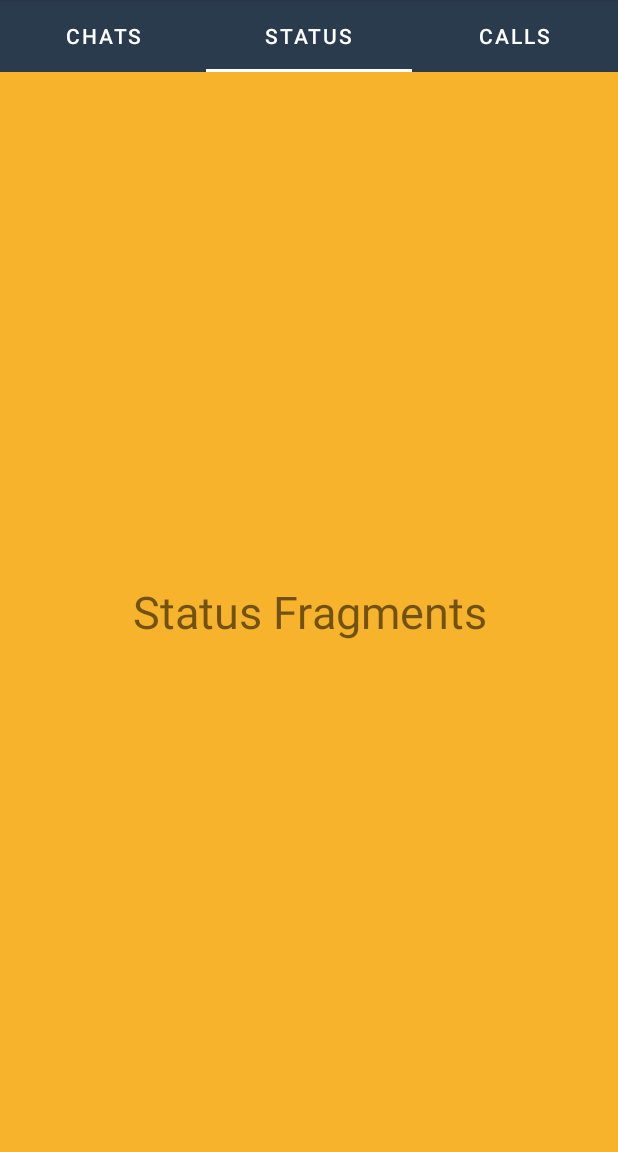
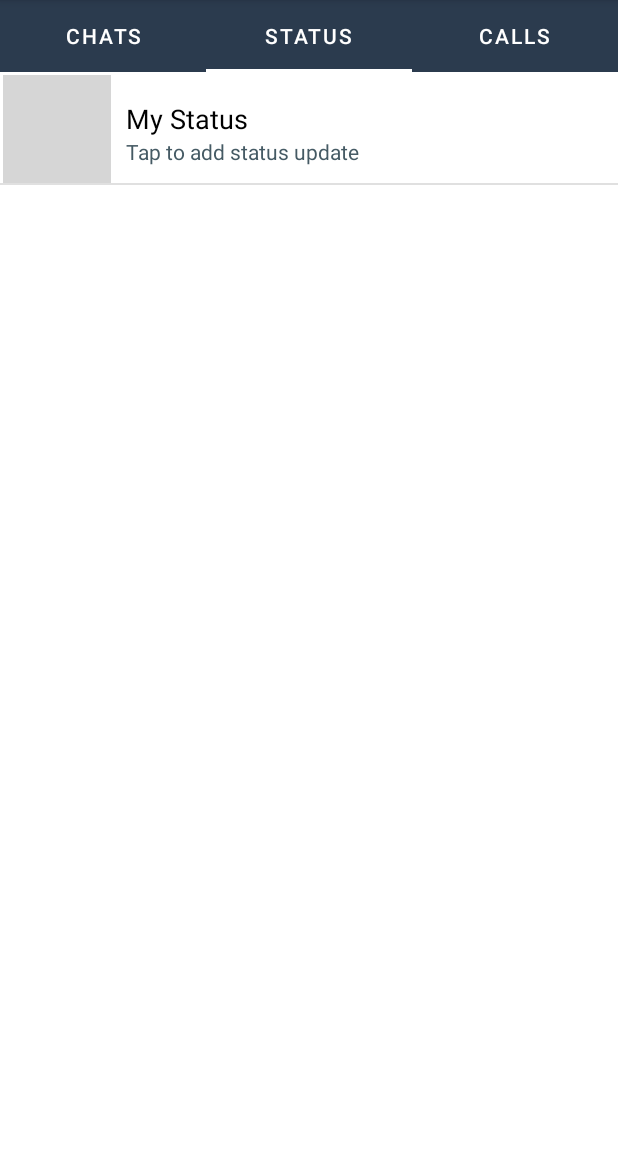
Before and after one commit to Riaz-404/Kotha-Barta-App, an Android app: the screen it shows after launch once a user with an empty profile is signed in (MainActivity), tab 2 chosen, on a phone screen of 412 x 824 dp, the part 84-1236 px from its top. Run offline under Robolectric (Android 15) with nearby library versions, the phone set to English and light mode, and no system bars; our stand-ins replace CircleImageView, Firebase (no records; nobody signed in at launch, a user with empty details on screens opened directly); grey boxes are pictures that could not be loaded.

Commit message:
fully functioned chat feature

```diff
--- a/app/src/main/java/com/kuet/kothabarta/ChatActivity.java
+++ b/app/src/main/java/com/kuet/kothabarta/ChatActivity.java
@@ -118,13 +118,11 @@ public class ChatActivity extends AppCompatActivity {
                     @Override
                     public void onSuccess(Void unused) {
                         database.getReference().child("Chats").child(receiverRoom).push().setValue(model);
-                        User user = new User();
-                        user.setLastMessage(message);
-                        Map<String, Object> lastMessage = user.toMap();
-                        database.getReference().child("Users").child(senderId).updateChildren(lastMessage, new DatabaseReference.CompletionListener() {
+
+                        database.getReference().child("Users").child(senderId).child("lastMessage").child(receiverId).setValue(message).addOnSuccessListener(new OnSuccessListener<Void>() {
                             @Override
-                            public void onComplete(@Nullable DatabaseError error, @NonNull DatabaseReference ref) {
-                                database.getReference().child("Users").child(receiverId).updateChildren(lastMessage);
+                            public void onSuccess(Void unused) {
+                                database.getReference().child("Users").child(receiverId).child("lastMessage").child(senderId).setValue(message);
                             }
                         });
                         binding.enterMessageEditText.setText("");
--- a/app/src/main/java/com/kuet/kothabarta/Fragments/StatusFragment.java
+++ b/app/src/main/java/com/kuet/kothabarta/Fragments/StatusFragment.java
@@ -9,8 +9,10 @@ import android.view.View;
 import android.view.ViewGroup;
 
 import com.kuet.kothabarta.R;
+import com.kuet.kothabarta.databinding.FragmentStatusBinding;
 
 public class StatusFragment extends Fragment {
+    FragmentStatusBinding binding;
 
     public StatusFragment() {
 
@@ -19,6 +21,10 @@ public class StatusFragment extends Fragment {
     @Override
     public View onCreateView(LayoutInflater inflater, ViewGroup container,
                              Bundle savedInstanceState) {
-        return inflater.inflate(R.layout.fragment_status, container, false);
+        binding = FragmentStatusBinding.inflate(getLayoutInflater(), container, false);
+
+
+
+        return binding.getRoot();
     }
 }
--- a/app/src/main/java/com/kuet/kothabarta/Model/User.java
+++ b/app/src/main/java/com/kuet/kothabarta/Model/User.java
@@ -6,7 +6,8 @@ import java.util.HashMap;
 import java.util.Map;
 
 public class User {
-    String uid, userName, email, password, profileImage, status, lastMessage;
+    String uid, userName, email, password, profileImage, status;
+    HashMap<String, String> lastMessage;
 
     public User(){
 
@@ -25,7 +26,7 @@ public class User {
         this.password = password;
     }
 
-    public User(String uid, String userName, String email, String password, String profileImage, String status, String lastMessage) {
+    public User(String uid, String userName, String email, String password, String profileImage, String status, HashMap<String, String> lastMessage) {
         this.uid = uid;
         this.userName = userName;
         this.email = email;
@@ -69,11 +70,11 @@ public class User {
         this.status = status;
     }
 
-    public String getLastMessage() {
+    public HashMap<String, String> getLastMessage() {
         return lastMessage;
     }
 
-    public void setLastMessage(String lastMessage) {
+    public void setLastMessage(HashMap<String, String> lastMessage) {
         this.lastMessage = lastMessage;
     }
 
--- a/app/src/main/res/layout/fragment_chats.xml
+++ b/app/src/main/res/layout/fragment_chats.xml
@@ -3,7 +3,6 @@
     xmlns:tools="http://schemas.android.com/tools"
     android:layout_width="match_parent"
     android:layout_height="match_parent"
-    android:background="@drawable/w5"
     tools:context=".Fragments.ChatsFragment">
 
     <androidx.recyclerview.widget.RecyclerView
--- a/app/src/main/res/layout/fragment_status.xml
+++ b/app/src/main/res/layout/fragment_status.xml
@@ -1,17 +1,71 @@
 <?xml version="1.0" encoding="utf-8"?>
-<FrameLayout xmlns:android="http://schemas.android.com/apk/res/android"
+<androidx.constraintlayout.widget.ConstraintLayout xmlns:android="http://schemas.android.com/apk/res/android"
     xmlns:tools="http://schemas.android.com/tools"
     android:layout_width="match_parent"
     android:layout_height="match_parent"
-    tools:context=".Fragments.StatusFragment"
-    android:background="@color/honeyyellow">
+    xmlns:app="http://schemas.android.com/apk/res-auto"
+    tools:context=".Fragments.StatusFragment">
 
-    <!-- TODO: Update blank fragment layout -->
-    <TextView
+    <LinearLayout
+        android:id="@+id/linearLayout1"
         android:layout_width="match_parent"
-        android:layout_height="match_parent"
-        android:text="Status Fragments"
-        android:gravity="center"
-        android:textSize="30sp" />
+        android:layout_height="wrap_content"
+        android:orientation="horizontal"
+        android:layout_margin="2dp"
+        app:layout_constraintTop_toTopOf="parent"
+        app:layout_constraintStart_toStartOf="parent">
 
-</FrameLayout>
+        <de.hdodenhof.circleimageview.CircleImageView
+            android:id="@+id/add_status"
+            android:layout_width="72dp"
+            android:layout_height="72dp"
+            android:padding="15dp"
+            android:src="@drawable/add_story"
+            app:civ_border_color="#FF000000"/>
+
+        <LinearLayout
+            android:layout_width="match_parent"
+            android:layout_height="match_parent"
+            android:orientation="vertical"
+            android:gravity="center_vertical"
+            android:paddingTop="5dp"
+            android:paddingLeft="10dp">
+
+            <TextView
+                android:id="@+id/myStatusTextView"
+                android:layout_width="match_parent"
+                android:layout_height="wrap_content"
+                android:layout_gravity="center_vertical"
+                android:text="My Status"
+                android:textSize="18sp"
+                android:textStyle="normal"
+                android:textColor="#000000"/>
+
+            <TextView
+                android:id="@+id/timeStampTextView"
+                android:layout_width="match_parent"
+                android:layout_height="wrap_content"
+                android:text="Tap to add status update"
+                android:textSize="14sp"
+                android:textColor="#455a64"
+                android:layout_marginTop="0dp"/>
+        </LinearLayout>
+    </LinearLayout>
+
+    <View
+        android:id="@+id/divider"
+        android:layout_width="match_parent"
+        android:layout_height="1dp"
+        android:layout_weight="1"
+        android:background="?android:attr/listDivider"
+        app:layout_constraintTop_toBottomOf="@+id/linearLayout1"/>
+
+    <androidx.recyclerview.widget.RecyclerView
+        android:id="@+id/statusRecyclerView"
+        android:layout_width="match_parent"
+        android:layout_height="wrap_content"
+        android:layout_marginTop="10dp"
+        app:layout_constraintTop_toBottomOf="@id/divider"
+        tools:layout_editor_absoluteX="0dp" />
+
+</androidx.constraintlayout.widget.ConstraintLayout>
--- a/build.gradle
+++ b/build.gradle
@@ -9,6 +9,6 @@ buildscript {
 }// Top-level build file where you can add configuration options common to all sub-projects/modules.
 
 plugins {
-    id 'com.android.application' version '7.3.1' apply false
-    id 'com.android.library' version '7.3.1' apply false
+    id 'com.android.application' version '7.4.2' apply false
+    id 'com.android.library' version '7.4.2' apply false
 }
```
Also changed, not shown: gradle/wrapper/gradle-wrapper.properties.
